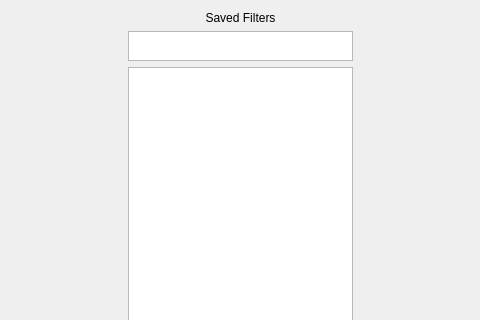
This is ui/Filters.ui in kathrynmetcalf/GeoCORK as Qt 5 draws it before an edit; both pictures show x 289 to 769 and y 0 to 320 of the 1059 by 666 pixel window. The edited form follows.
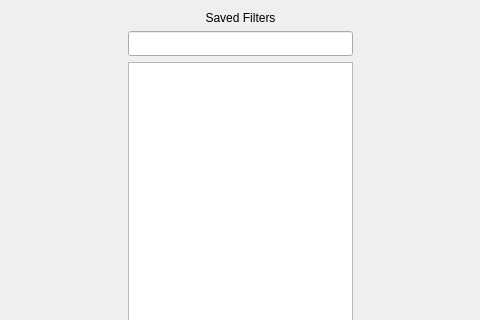
This is the edited form.

```diff
--- a/ui/Filters.ui
+++ b/ui/Filters.ui
@@ -50,23 +50,17 @@
         </widget>
        </item>
        <item>
-        <widget class="QTextEdit" name="textEdit">
-         <property name="sizePolicy">
-          <sizepolicy hsizetype="Fixed" vsizetype="Fixed">
-           <horstretch>0</horstretch>
-           <verstretch>0</verstretch>
-          </sizepolicy>
-         </property>
+             <widget class="QLineEdit" name="filter_search_lineEdit">
          <property name="minimumSize">
           <size>
            <width>225</width>
-           <height>30</height>
+                <height>25</height>
           </size>
          </property>
          <property name="maximumSize">
           <size>
            <width>225</width>
-           <height>30</height>
+                <height>25</height>
           </size>
          </property>
         </widget>
```
Left out of the diff: 4 changed lines with no effect on the pictures. Lines whose indentation alone changed are shown as unchanged.
